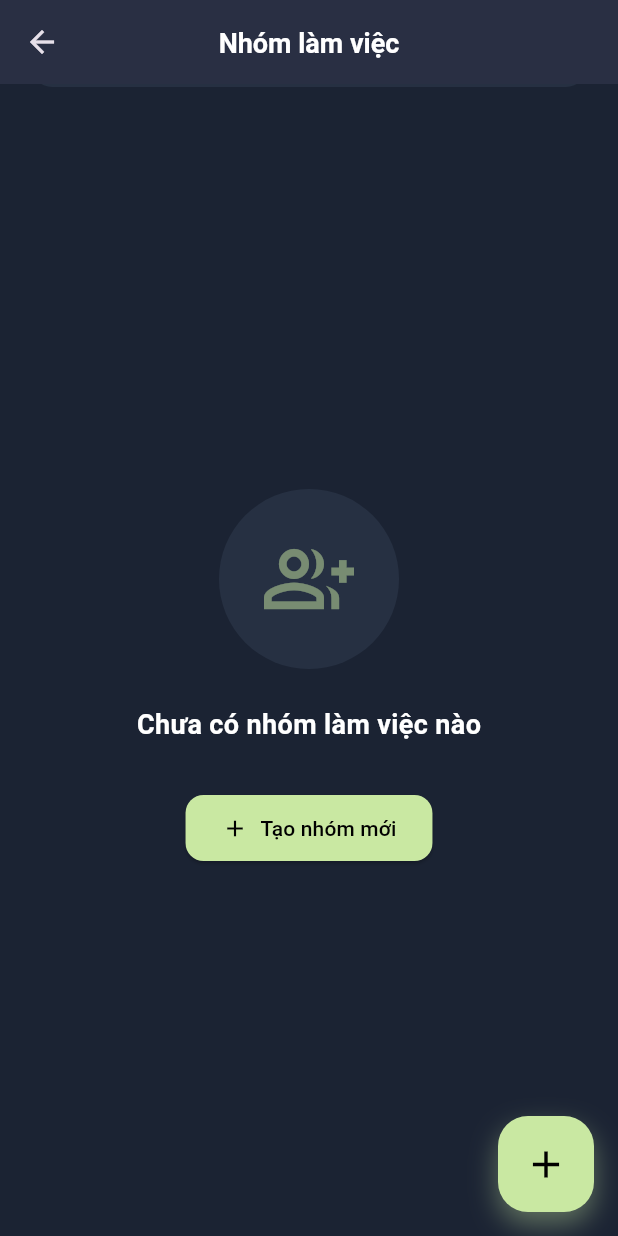
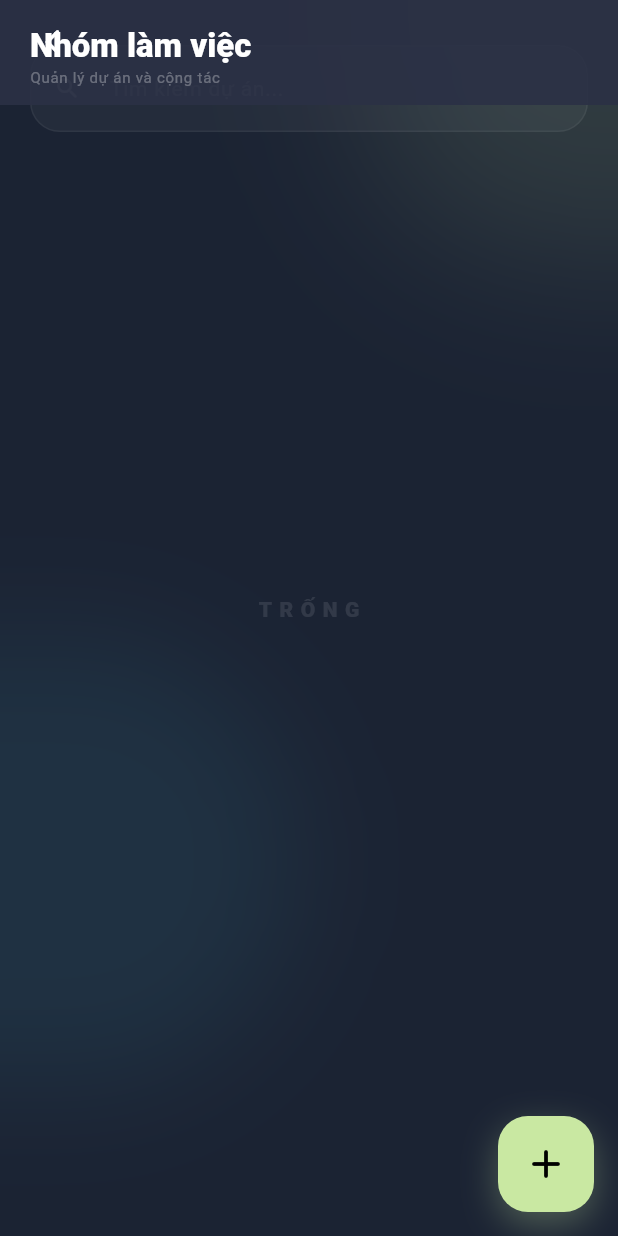
Before and after one commit to khuongdao2k4/Schedule_App, a Flutter app: the GroupListPage screen opened directly, scrolled down 120 dp, on a phone screen of 412 x 824 dp. Run offline on Flutter 3.47's test engine with Material 3 defaults, Android fonts, the phone set to English and light mode, and no system bars; our stand-ins replace cloud_firestore, firebase_auth, firebase_core, flutter_local_notifications, google_sign_in, shared_preferences and 2 more; accounts and stored records are empty.

Commit message:
Cập nhật giao diện hiển thị chat Nhóm

```diff
--- a/lib/group_list_page.dart
+++ b/lib/group_list_page.dart
@@ -1,6 +1,7 @@
 import 'package:flutter/material.dart';
 import 'package:firebase_auth/firebase_auth.dart';
 import 'package:intl/intl.dart';
+import 'dart:ui';
 import 'group_model.dart';
 import 'group_service.dart';
 import 'group_chat_page.dart';
@@ -23,45 +24,32 @@ class _GroupListPageState extends State<GroupListPage> {
     final TextEditingController nameController = TextEditingController();
     showDialog(
       context: context,
-      builder: (context) => AlertDialog(
-        backgroundColor: kCardColor,
-        shape: RoundedRectangleBorder(borderRadius: BorderRadius.circular(24)),
-        title: const Text("Tạo nhóm mới",
-          style: TextStyle(color: Colors.white, fontWeight: FontWeight.bold)
+      barrierDismissible: true,
+      builder: (context) => BackdropFilter(
+        filter: ImageFilter.blur(sigmaX: 10, sigmaY: 10),
+        child: AlertDialog(
+          backgroundColor: kBackgroundColor.withOpacity(0.85),
+          shape: RoundedRectangleBorder(
+            borderRadius: BorderRadius.circular(32),
+            side: BorderSide(color: kPriority1Color.withOpacity(0.1)),
           ),
-        content: Column(
-          mainAxisSize: MainAxisSize.min,
-          children: [
-            const Text(
-              "Đặt tên cho nhóm làm việc của bạn để bắt đầu cộng tác.",
-              style: TextStyle(color: Colors.white70, fontSize: 14),
+          title: const Text("TẠO KHÔNG GIAN MỚI",
+            style: TextStyle(color: Colors.white, fontWeight: FontWeight.w900, fontSize: 18, letterSpacing: 1.2)
           ),
-            const SizedBox(height: 20),
-            TextField(
+          content: TextField(
             controller: nameController,
+            autofocus: true,
             style: const TextStyle(color: Colors.white),
             decoration: InputDecoration(
               filled: true,
-                fillColor: kBackgroundColor.withOpacity(0.5),
-                hintText: "Tên nhóm",
-                hintStyle: const TextStyle(color: Colors.white38),
-                border: OutlineInputBorder(
-                  borderRadius: BorderRadius.circular(12),
-                  borderSide: BorderSide.none,
-                ),
-                focusedBorder: OutlineInputBorder(
-                  borderRadius: BorderRadius.circular(12),
-                  borderSide: const BorderSide(color: kPriority1Color, width: 2),
+              fillColor: Colors.white.withOpacity(0.05),
+              hintText: "Tên nhóm làm việc...",
+              hintStyle: const TextStyle(color: Colors.white24),
+              border: OutlineInputBorder(borderRadius: BorderRadius.circular(16), borderSide: BorderSide.none),
             ),
           ),
-            ),
-          ],
-        ),
           actions: [
-          TextButton(
-            onPressed: () => Navigator.pop(context),
-            child: const Text("Hủy", style: TextStyle(color: Colors.white54))
-          ),
+            TextButton(onPressed: () => Navigator.pop(context), child: const Text("HỦY", style: TextStyle(color: Colors.white38))),
             ElevatedButton(
               onPressed: () async {
                 if (nameController.text.isNotEmpty && user != null) {
@@ -74,159 +62,109 @@ class _GroupListPageState extends State<GroupListPage> {
                 backgroundColor: kPriority1Color,
                 foregroundColor: Colors.black,
                 shape: RoundedRectangleBorder(borderRadius: BorderRadius.circular(12)),
-              padding: const EdgeInsets.symmetric(horizontal: 24, vertical: 12),
+                elevation: 0,
               ),
-            child: const Text("Tạo ngay", style: TextStyle(fontWeight: FontWeight.bold)),
+              child: const Text("KHỞI TẠO", style: TextStyle(fontWeight: FontWeight.bold)),
             ),
           ],
         ),
+      ),
     );
-  }
-
-  String _formatDateTime(DateTime? dateTime) {
-    if (dateTime == null) return "";
-    final now = DateTime.now();
-    final difference = now.difference(dateTime);
-
-    if (difference.inDays == 0) {
-      return DateFormat('HH:mm').format(dateTime);
-    } else if (difference.inDays < 7) {
-      return DateFormat('E').format(dateTime);
-    } else {
-      return DateFormat('dd/MM').format(dateTime);
-    }
   }
 
   @override
   Widget build(BuildContext context) {
     return Scaffold(
       backgroundColor: kBackgroundColor,
-      body: CustomScrollView(
+      body: Stack(
+        children: [
+          // Background Mesh Gradients
+          Positioned(
+            top: -80, right: -80,
+            child: _BlurredOrb(color: kPriority1Color.withOpacity(0.12), size: 250),
+          ),
+          Positioned(
+            bottom: 100, left: -100,
+            child: _BlurredOrb(color: kPriority2Color.withOpacity(0.08), size: 300),
+          ),
+
+          CustomScrollView(
+            physics: const BouncingScrollPhysics(),
             slivers: [
               SliverAppBar(
-            expandedHeight: 120.0,
-            floating: false,
+                expandedHeight: 140.0, // Giảm chiều cao để tiêu đề cân đối hơn
+                collapsedHeight: 70.0,
                 pinned: true,
-            backgroundColor: kBackgroundColor,
+                backgroundColor: kBackgroundColor.withOpacity(0.9),
                 elevation: 0,
-            flexibleSpace: FlexibleSpaceBar(
-              centerTitle: true,
-              title: const Text(
-                "Nhóm làm việc",
-                style: TextStyle(
-                  color: Colors.white,
-                  fontWeight: FontWeight.bold,
-                  fontSize: 18,
+                leadingWidth: 60,
+                leading: Padding(
+                  padding: const EdgeInsets.only(left: 10),
+                  child: Center(
+                    child: IconButton(
+                      icon: const Icon(Icons.arrow_back_ios_new_rounded, color: Colors.white, size: 20),
+                      onPressed: () => Navigator.pop(context),
                     ),
                   ),
-              background: Container(
+                ),
+                flexibleSpace: FlexibleSpaceBar(
+                  centerTitle: false,
+                  titlePadding: const EdgeInsets.only(left: 20, bottom: 12, right: 20), // Chỉnh padding tiêu đề
+                  title: Column(
+                    mainAxisSize: MainAxisSize.min,
+                    crossAxisAlignment: CrossAxisAlignment.start,
+                    children: [
+                      const Text("Nhóm làm việc",
+                        style: TextStyle(color: Colors.white, fontWeight: FontWeight.w900, fontSize: 22)),
+                      Text("Quản lý dự án và cộng tác",
+                        style: TextStyle(color: Colors.white.withOpacity(0.3), fontSize: 10, fontWeight: FontWeight.w400, letterSpacing: 0.5)),
+                    ],
+                  ),
+                ),
+              ),
+
+              // Search Bar
+              SliverToBoxAdapter(
+                child: Padding(
+                  padding: const EdgeInsets.fromLTRB(20, 10, 20, 20),
+                  child: Container(
                     decoration: BoxDecoration(
-                  gradient: LinearGradient(
-                    begin: Alignment.topCenter,
-                    end: Alignment.bottomCenter,
-                    colors: [
-                      kPriority1Color.withOpacity(0.1),
-                      kBackgroundColor,
-                    ],
+                      color: Colors.white.withOpacity(0.04),
+                      borderRadius: BorderRadius.circular(20),
+                      border: Border.all(color: Colors.white.withOpacity(0.05)),
+                    ),
+                    child: TextField(
+                      controller: _searchController,
+                      onChanged: (value) => setState(() => _searchQuery = value),
+                      style: const TextStyle(color: Colors.white),
+                      decoration: InputDecoration(
+                        hintText: "Tìm kiếm dự án...",
+                        hintStyle: TextStyle(color: Colors.white.withOpacity(0.2), fontSize: 14),
+                        prefixIcon: Icon(Icons.search_rounded, color: Colors.white.withOpacity(0.3), size: 18),
+                        border: InputBorder.none,
+                        contentPadding: const EdgeInsets.symmetric(vertical: 16),
                       ),
                     ),
                   ),
                 ),
               ),
-          SliverToBoxAdapter(
-            child: Padding(
-              padding: const EdgeInsets.fromLTRB(20, 10, 20, 20),
-              child: Container(
-                padding: const EdgeInsets.symmetric(horizontal: 16),
-                decoration: BoxDecoration(
-                  color: kCardColor,
-                  borderRadius: BorderRadius.circular(15),
-                ),
-                child: TextField(
-                  controller: _searchController,
-                  style: const TextStyle(color: Colors.white),
-                  onChanged: (value) => setState(() => _searchQuery = value),
-                  decoration: const InputDecoration(
-                    icon: Icon(Icons.search, color: Colors.white38),
-                    hintText: "Tìm kiếm nhóm...",
-                    hintStyle: TextStyle(color: Colors.white38),
-                    border: InputBorder.none,
-                  ),
-                ),
-              ),
-            ),
-          ),
+
+              // Group List
               StreamBuilder<List<Group>>(
                 stream: _groupService.getGroups(user?.uid ?? ''),
                 builder: (context, snapshot) {
-              if (snapshot.hasError) {
-                return SliverFillRemaining(
-                  child: Center(
-                    child: Text("Đã xảy ra lỗi khi tải dữ liệu",
-                      style: TextStyle(color: Colors.white.withOpacity(0.5))
-                    ),
-                  ),
-                );
+                  if (snapshot.connectionState == ConnectionState.waiting) {
+                    return const SliverFillRemaining(child: Center(child: CircularProgressIndicator(color: kPriority1Color, strokeWidth: 2)));
                   }
 
-              if (snapshot.connectionState == ConnectionState.waiting) {
-                return const SliverFillRemaining(
-                  child: Center(child: CircularProgressIndicator(color: kPriority1Color)),
-                );
-              }
-
-              final allGroups = snapshot.data ?? [];
-              final groups = allGroups.where((group) {
-                final name = (group.name ?? "").toLowerCase();
-                final query = _searchQuery.toLowerCase();
-                return name.contains(query);
-              }).toList();
+                  final groups = (snapshot.data ?? []).where((g) =>
+                    g.name.toLowerCase().contains(_searchQuery.toLowerCase())).toList();
 
                   if (groups.isEmpty) {
                     return SliverFillRemaining(
+                      hasScrollBody: false,
                       child: Center(
-                    child: Column(
-                      mainAxisAlignment: MainAxisAlignment.center,
-                      children: [
-                        Container(
-                          padding: const EdgeInsets.all(30),
-                          decoration: BoxDecoration(
-                            color: kCardColor,
-                            shape: BoxShape.circle,
-                          ),
-                          child: Icon(
-                            _searchQuery.isEmpty ? Icons.group_add_outlined : Icons.search_off,
-                            size: 60,
-                            color: kPriority1Color.withOpacity(0.5)
-                          ),
-                        ),
-                        const SizedBox(height: 24),
-                        Text(
-                          _searchQuery.isEmpty
-                            ? "Chưa có nhóm làm việc nào"
-                            : "Không tìm thấy kết quả",
-                          style: const TextStyle(
-                            color: Colors.white,
-                            fontSize: 18,
-                            fontWeight: FontWeight.w600
-                          ),
-                        ),
-                        if (_searchQuery.isEmpty) ...[
-                          const SizedBox(height: 32),
-                          ElevatedButton.icon(
-                            onPressed: _showCreateGroupDialog,
-                            icon: const Icon(Icons.add),
-                            label: const Text("Tạo nhóm mới"),
-                            style: ElevatedButton.styleFrom(
-                              backgroundColor: kPriority1Color,
-                              foregroundColor: Colors.black,
-                              padding: const EdgeInsets.symmetric(horizontal: 24, vertical: 12),
-                              shape: RoundedRectangleBorder(borderRadius: BorderRadius.circular(12)),
-                            ),
-                          ),
-                        ]
-                      ],
-                    ),
+                        child: Text("TRỐNG", style: TextStyle(color: Colors.white.withOpacity(0.1), letterSpacing: 5, fontSize: 14, fontWeight: FontWeight.w900)),
                       ),
                     );
                   }
@@ -235,63 +173,76 @@ class _GroupListPageState extends State<GroupListPage> {
                     padding: const EdgeInsets.symmetric(horizontal: 20),
                     sliver: SliverList(
                       delegate: SliverChildBuilderDelegate(
-                    (context, index) {
-                      final group = groups[index];
-                      final Color avatarColor = [kPriority1Color, kPriority2Color, kPriority3Color][index % 3];
-                      final groupName = group.name ?? "Nhóm không tên";
+                        (context, index) => _GroupListItem(
+                          group: groups[index],
+                          color: [kPriority1Color, kPriority2Color, kPriority3Color, Colors.blueAccent][index % 4],
+                        ),
+                        childCount: groups.length,
+                      ),
+                    ),
+                  );
+                },
+              ),
+              const SliverToBoxAdapter(child: SizedBox(height: 120)),
+            ],
+          ),
+        ],
+      ),
+      floatingActionButton: _ModernFAB(onPressed: _showCreateGroupDialog),
+    );
+  }
+}
 
-                      return Padding(
-                        padding: const EdgeInsets.only(bottom: 12),
+class _GroupListItem extends StatelessWidget {
+  final Group group;
+  final Color color;
+
+  const _GroupListItem({required this.group, required this.color});
+
+  @override
+  Widget build(BuildContext context) {
+    String lastTime = "";
+    if (group.lastMessageTime != null) {
+      lastTime = DateFormat('HH:mm').format(group.lastMessageTime!);
+    } else {
+      lastTime = DateFormat('HH:mm').format(group.createdAt);
+    }
+
+    return Container(
+      margin: const EdgeInsets.only(bottom: 16),
       child: Material(
         color: Colors.transparent,
         child: InkWell(
-                            onTap: () => Navigator.push(
-                              context,
-                              MaterialPageRoute(builder: (_) => GroupChatPage(group: group))
-                            ),
-                            borderRadius: BorderRadius.circular(20),
+          onTap: () => Navigator.push(context, MaterialPageRoute(builder: (_) => GroupChatPage(group: group))),
+          borderRadius: BorderRadius.circular(24),
           child: Container(
             padding: const EdgeInsets.all(16),
             decoration: BoxDecoration(
-                                color: kCardColor,
-                                borderRadius: BorderRadius.circular(20),
-                                border: Border.all(
-                                  color: Colors.white.withOpacity(0.05),
-                                  width: 1,
-                                ),
+              color: Colors.white.withOpacity(0.03),
+              borderRadius: BorderRadius.circular(24),
+              border: Border.all(color: Colors.white.withOpacity(0.03)),
             ),
             child: Row(
               children: [
+                // Avatar Nhóm
                 Container(
-                                    width: 55,
-                                    height: 55,
+                  width: 56, height: 56,
                   decoration: BoxDecoration(
                     gradient: LinearGradient(
-                                        colors: [avatarColor, avatarColor.withOpacity(0.7)],
-                                        begin: Alignment.topLeft,
-                                        end: Alignment.bottomRight,
+                      begin: Alignment.topLeft, end: Alignment.bottomRight,
+                      colors: [color.withOpacity(0.8), color],
                     ),
                     borderRadius: BorderRadius.circular(18),
-                                      boxShadow: [
-                                        BoxShadow(
-                                          color: avatarColor.withOpacity(0.3),
-                                          blurRadius: 8,
-                                          offset: const Offset(0, 4),
-                                        ),
-                                      ],
                   ),
                   child: Center(
                     child: Text(
-                                        groupName.isNotEmpty ? groupName[0].toUpperCase() : "?",
-                                        style: const TextStyle(
-                                          color: Colors.black,
-                                          fontWeight: FontWeight.bold,
-                                          fontSize: 22,
-                                        ),
+                      group.name.isNotEmpty ? group.name[0].toUpperCase() : "?",
+                      style: const TextStyle(color: Colors.black, fontWeight: FontWeight.w900, fontSize: 24),
                     ),
                   ),
                 ),
                 const SizedBox(width: 16),
+                // Thông tin nhóm
                 Expanded(
                   child: Column(
                     crossAxisAlignment: CrossAxisAlignment.start,
@@ -300,46 +251,27 @@ class _GroupListPageState extends State<GroupListPage> {
                         mainAxisAlignment: MainAxisAlignment.spaceBetween,
                         children: [
                           Expanded(
-                                              child: Text(
-                                                groupName,
-                                                style: const TextStyle(
-                                                  color: Colors.white,
-                                                  fontWeight: FontWeight.bold,
-                                                  fontSize: 16,
+                            child: Text(group.name,
+                              style: const TextStyle(color: Colors.white, fontWeight: FontWeight.w700, fontSize: 17, letterSpacing: 0.2)),
                           ),
+                          Text(lastTime, style: TextStyle(color: Colors.white.withOpacity(0.2), fontSize: 11)),
+                        ],
+                      ),
+                      const SizedBox(height: 6),
+                      Text(
+                        group.lastMessage ?? "Chưa có tin nhắn mới",
                         maxLines: 1,
                         overflow: TextOverflow.ellipsis,
+                        style: TextStyle(
+                          color: group.lastMessage != null ? Colors.white60 : Colors.white24,
+                          fontSize: 13,
                         ),
                       ),
-                                            Text(
-                                              _formatDateTime(group.lastMessageTime ?? group.createdAt),
-                                              style: TextStyle(
-                                                color: Colors.white.withOpacity(0.4),
-                                                fontSize: 12,
-                                              ),
-                                            ),
+                      const SizedBox(height: 10),
+                      // Member Facepile
+                      _MemberFacepile(memberCount: group.members.length, color: color),
                     ],
                   ),
-                                        const SizedBox(height: 4),
-                                        Text(
-                                          group.lastMessage ?? "${group.members.length} thành viên",
-                                          style: TextStyle(
-                                            color: group.lastMessage != null
-                                              ? Colors.white70
-                                              : Colors.white.withOpacity(0.4),
-                                            fontSize: 14,
-                                          ),
-                                          maxLines: 1,
-                                          overflow: TextOverflow.ellipsis,
-                                        ),
-                                      ],
-                                    ),
-                                  ),
-                                  const SizedBox(width: 8),
-                                  Icon(
-                                    Icons.arrow_forward_ios_rounded,
-                                    color: Colors.white.withOpacity(0.2),
-                                    size: 14,
                 ),
               ],
             ),
@@ -347,37 +279,111 @@ class _GroupListPageState extends State<GroupListPage> {
         ),
       ),
     );
-                    },
-                    childCount: groups.length,
+  }
+}
+
+class _MemberFacepile extends StatelessWidget {
+  final int memberCount;
+  final Color color;
+  const _MemberFacepile({required this.memberCount, required this.color});
+
+  @override
+  Widget build(BuildContext context) {
+    int displayCount = memberCount > 3 ? 3 : memberCount;
+    int extraCount = memberCount - 3;
+
+    return Row(
+      children: [
+        SizedBox(
+          height: 24,
+          width: (displayCount * 18.0) + (extraCount > 0 ? 30 : 0),
+          child: Stack(
+            children: [
+              for (int i = 0; i < displayCount; i++)
+                Positioned(
+                  left: i * 14.0,
+                  child: Container(
+                    width: 24, height: 24,
+                    decoration: BoxDecoration(
+                      color: kBackgroundColor,
+                      shape: BoxShape.circle,
+                      border: Border.all(color: kBackgroundColor, width: 2),
+                    ),
+                    child: CircleAvatar(
+                      backgroundColor: color.withOpacity(0.2 + (i * 0.2)),
+                      child: Icon(Icons.person_rounded, size: 12, color: color.withOpacity(0.8)),
                     ),
                   ),
-              );
-            },
                 ),
-          const SliverToBoxAdapter(child: SizedBox(height: 100)),
-        ],
+              if (extraCount > 0)
+                Positioned(
+                  left: displayCount * 14.0,
+                  child: Container(
+                    width: 24, height: 24,
+                    decoration: BoxDecoration(
+                      color: const Color(0xFF2D2F33),
+                      shape: BoxShape.circle,
+                      border: Border.all(color: kBackgroundColor, width: 2),
                     ),
-      floatingActionButton: Container(
-        height: 64,
-        width: 64,
-        decoration: BoxDecoration(
-          borderRadius: BorderRadius.circular(20),
-          boxShadow: [
-            BoxShadow(
-              color: kPriority1Color.withOpacity(0.4),
-              blurRadius: 15,
-              offset: const Offset(0, 8),
+                    child: Center(
+                      child: Text(
+                        "+$extraCount",
+                        style: const TextStyle(color: Colors.white70, fontSize: 9, fontWeight: FontWeight.bold),
+                      ),
+                    ),
+                  ),
                 ),
             ],
           ),
-        child: FloatingActionButton(
-          backgroundColor: kPriority1Color,
-          elevation: 0,
-          shape: RoundedRectangleBorder(borderRadius: BorderRadius.circular(20)),
-          onPressed: _showCreateGroupDialog,
-          child: const Icon(Icons.add, color: Colors.black, size: 30),
+        ),
+        const SizedBox(width: 8),
+        Text(
+          "$memberCount thành viên",
+          style: TextStyle(color: Colors.white.withOpacity(0.2), fontSize: 11, fontWeight: FontWeight.w500),
+        ),
+      ],
+    );
+  }
+}
+
+class _ModernFAB extends StatelessWidget {
+  final VoidCallback onPressed;
+  const _ModernFAB({required this.onPressed});
+
+  @override
+  Widget build(BuildContext context) {
+    return Container(
+      height: 64, width: 64,
+      decoration: BoxDecoration(
+        color: kPriority1Color,
+        borderRadius: BorderRadius.circular(20),
+        boxShadow: [
+          BoxShadow(color: kPriority1Color.withOpacity(0.3), blurRadius: 20, offset: const Offset(0, 8)),
+        ],
+      ),
+      child: Material(
+        color: Colors.transparent,
+        child: InkWell(
+          onTap: onPressed,
+          borderRadius: BorderRadius.circular(20),
+          child: const Icon(Icons.add_rounded, color: Colors.black, size: 32),
         ),
       ),
     );
   }
 }
+
+class _BlurredOrb extends StatelessWidget {
+  final Color color;
+  final double size;
+  const _BlurredOrb({required this.color, required this.size});
+
+  @override
+  Widget build(BuildContext context) {
+    return Container(
+      width: size, height: size,
+      decoration: BoxDecoration(shape: BoxShape.circle, color: color),
+      child: BackdropFilter(filter: ImageFilter.blur(sigmaX: 40, sigmaY: 40), child: Container(color: Colors.transparent)),
+    );
+  }
+}
```
Lines whose indentation alone changed are shown as unchanged.
